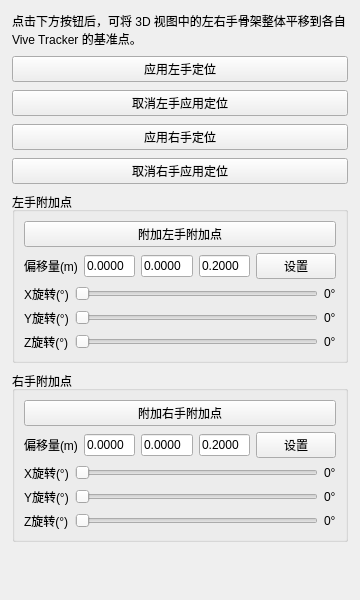
This is ui/vive_tracker_caliApply.ui in FOHEART/MotionGloveSDK_python as Qt 5 draws it before an edit. The edited form follows.
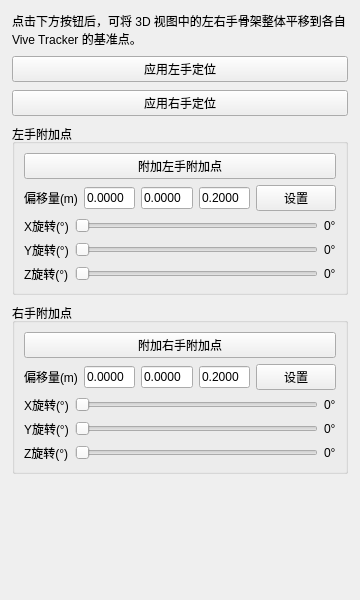
This is the edited form.

```diff
--- a/ui/vive_tracker_caliApply.ui
+++ b/ui/vive_tracker_caliApply.ui
@@ -49,13 +49,6 @@
      </property>
     </widget>
    </item>
-   <item>
-    <widget class="QPushButton" name="cancelApplyLocationButton">
-     <property name="text">
-      <string>取消左手应用定位</string>
-     </property>
-    </widget>
-   </item>
    <item>
     <widget class="QPushButton" name="applyRightLocationButton">
      <property name="text">
@@ -63,13 +56,6 @@
      </property>
     </widget>
    </item>
-   <item>
-    <widget class="QPushButton" name="cancelApplyRightLocationButton">
-     <property name="text">
-      <string>取消右手应用定位</string>
-     </property>
-    </widget>
-   </item>
     <item>
      <widget class="QGroupBox" name="leftAttachAxisGroupBox">
       <property name="title">
```
